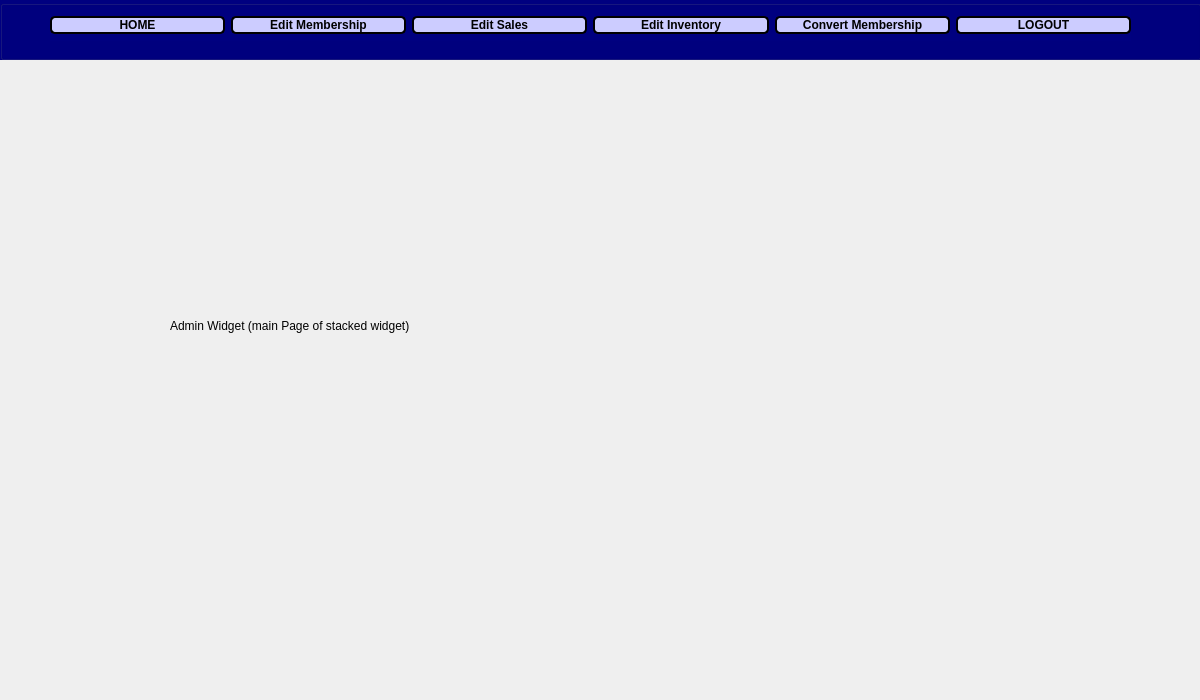
Qt form BulkClub/admin.ui (JShinozuka/Project2) before a commit.
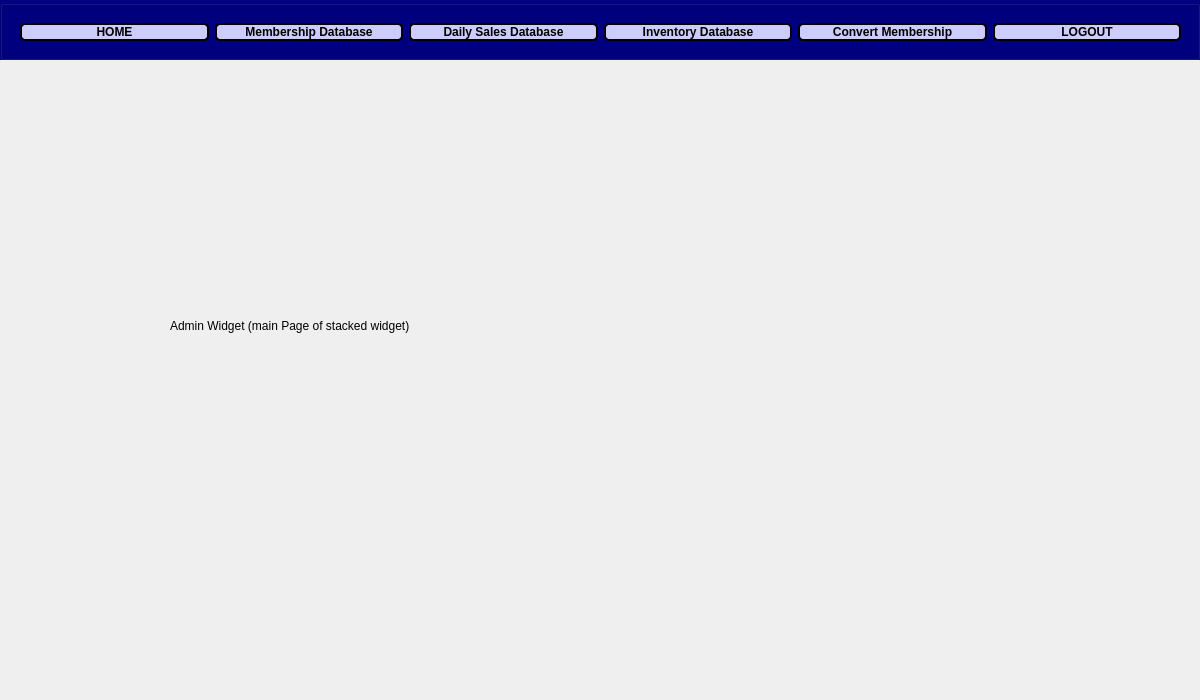
The same form after that commit.

Commit message: Updated admin and aInventory

What changed in the file:
```diff
--- a/BulkClub/admin.ui
+++ b/BulkClub/admin.ui
@@ -61,7 +61,7 @@
     <rect>
      <x>0</x>
      <y>0</y>
-     <width>1201</width>
+     <width>1200</width>
      <height>60</height>
     </rect>
    </property>
@@ -71,13 +71,13 @@
    <property name="title">
     <string/>
    </property>
-   <widget class="QWidget" name="">
+   <widget class="QWidget" name="layoutWidget">
     <property name="geometry">
      <rect>
-      <x>50</x>
-      <y>10</y>
-      <width>1081</width>
-      <height>31</height>
+      <x>20</x>
+      <y>20</y>
+      <width>1161</width>
+      <height>24</height>
      </rect>
     </property>
     <layout class="QHBoxLayout" name="horizontalLayout">
@@ -125,7 +125,7 @@
 border-radius: 5px;</string>
        </property>
        <property name="text">
-        <string>Edit Membership</string>
+        <string>Membership Database</string>
        </property>
       </widget>
      </item>
@@ -152,7 +152,7 @@
 border-radius: 5px;</string>
        </property>
        <property name="text">
-        <string>Edit Sales</string>
+        <string>Daily Sales Database</string>
        </property>
       </widget>
      </item>
@@ -179,7 +179,7 @@
 border-radius: 5px;</string>
        </property>
        <property name="text">
-        <string>Edit Inventory</string>
+        <string>Inventory Database</string>
        </property>
       </widget>
      </item>
```
The commit also changes 5 other files.
